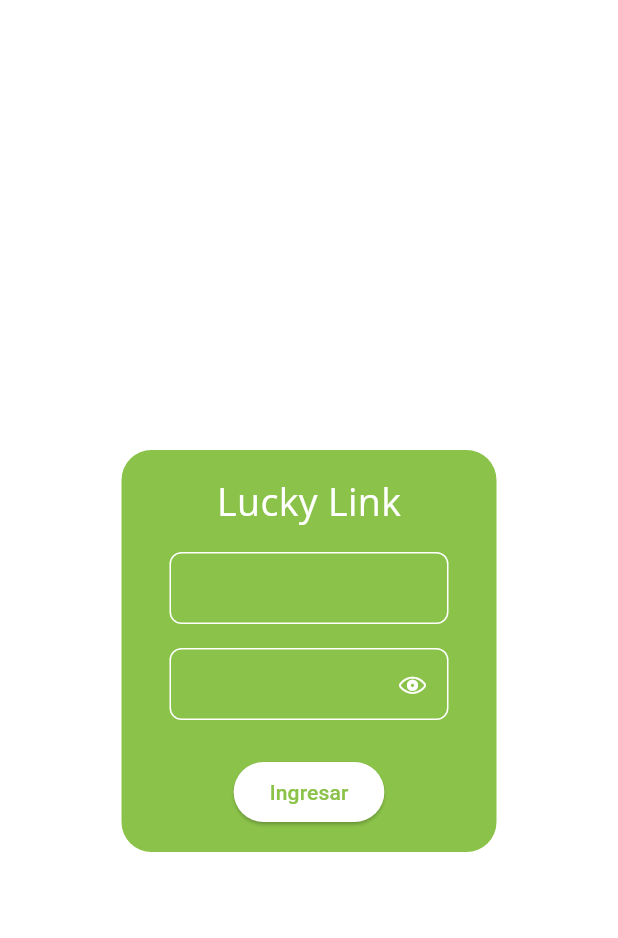
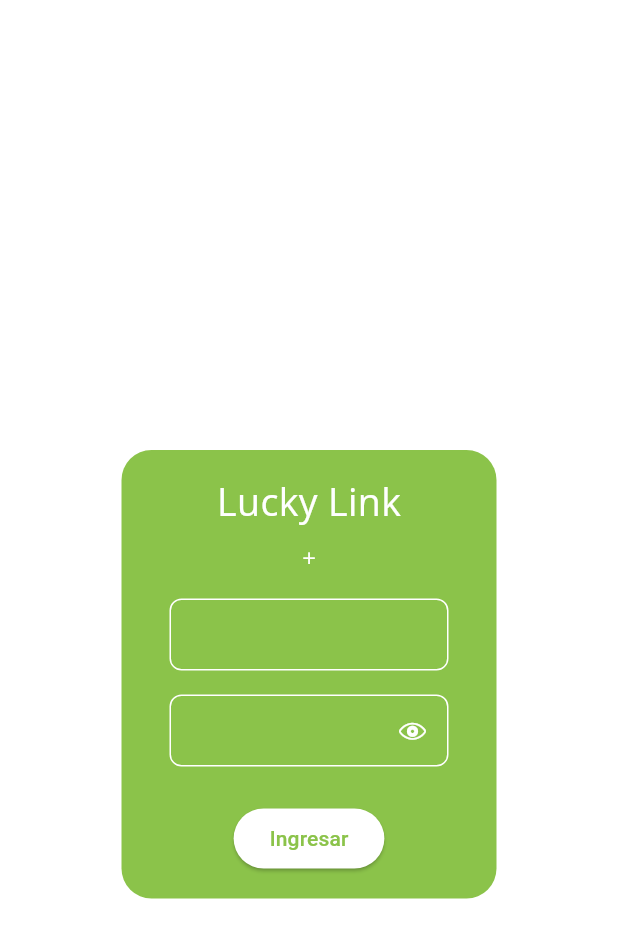
Before and after one commit to jumacDev/lucky_link, a Flutter app: the LoginScreen screen opened directly, on a phone screen of 412 x 824 dp. Shown: the top 938 px of the screen. Run offline on Flutter 3.47's test engine with Material 3 defaults, Android fonts, the light colour scheme and no system bars; our stand-ins replace animate_do, cool_alert, device_preview, dio, flutter_bloc, gap and 3 more; missing offline and left inert: custom_line_indicator_bottom_navbar; network calls fail; statements that could not run were skipped.

Commit message:
refact: corección responsive y se agrega la versión en pantalla

```diff
--- a/lib/presentation/screens/login_screen.dart
+++ b/lib/presentation/screens/login_screen.dart
@@ -12,21 +12,25 @@ class _LoginScreenState extends State<LoginScreen> {
 
   @override
   Widget build(BuildContext context) {
-    return const Scaffold(
+    final size = MediaQuery.of(context).size;
+
+    return Scaffold(
       backgroundColor: Colors.white,
       body: Responsive(
         mobile: SingleChildScrollView(
           child: Padding(
-            padding: EdgeInsets.symmetric(vertical: 300),
-              child: LoginContainer(width: 250)),
+            padding: EdgeInsets.symmetric(vertical: size.height < 500? 100 :
+            size.height < 600? 150 :
+            size.height > 800? 300 : 200),
+              child: const LoginContainer(width: 250)),
         ),
-        tablet: SingleChildScrollView(
+        tablet: const SingleChildScrollView(
           child: Padding(
             padding: EdgeInsets.symmetric(vertical: 300),
             child: LoginContainer(width: 450),
           ),
         ),
-        desktop: SingleChildScrollView(
+        desktop: const SingleChildScrollView(
           child: Padding(
             padding: EdgeInsets.symmetric(vertical: 180),
             child: LoginContainer(width: 400),
--- a/lib/presentation/widgets/login_container.dart
+++ b/lib/presentation/widgets/login_container.dart
@@ -5,6 +5,7 @@ import 'package:flutter_bloc/flutter_bloc.dart';
 import 'package:gap/gap.dart';
 import 'package:go_router/go_router.dart';
 import 'package:google_fonts/google_fonts.dart';
+import 'package:package_info_plus/package_info_plus.dart';
 
 import '/presentation/widgets/shared/cool_alert.dart';
 import '../bloc/blocs.dart';
@@ -24,6 +25,7 @@ class _LoginContainerState extends State<LoginContainer> {
   bool _obscureText = true;
   late LoginBloc _loginBloc;
   late LoteriaBloc _loteriaBloc;
+  PackageInfo _appInfo = PackageInfo(appName: '', packageName: '', version: '', buildNumber: '');
 
   _onTapOutside(pointer){
     final FocusScopeNode focus = FocusScope.of(context);
@@ -38,6 +40,12 @@ class _LoginContainerState extends State<LoginContainer> {
     _loginBloc = context.read<LoginBloc>();
     _loteriaBloc = context.read<LoteriaBloc>();
     _loteriaBloc.add(ObtenerLoteria());
+    _getInfo();
+  }
+
+
+  void _getInfo() async{
+    _appInfo = await PackageInfo.fromPlatform();
   }
 
   @override
@@ -68,6 +76,9 @@ class _LoginContainerState extends State<LoginContainer> {
                   style: GoogleFonts.openSans(
                       fontSize: 25, color: Colors.white),
                 ),
+                const Gap(8),
+                Text('${_appInfo.version}+${_appInfo.buildNumber}',style: GoogleFonts.openSans(
+                    fontSize: 16, color: Colors.white),),
                 const Gap(16),
                 TextFormField(
                   controller: _userController,
--- a/pubspec.yaml
+++ b/pubspec.yaml
@@ -3,7 +3,7 @@ description: "Lucky Link"
 
 publish_to: 'none' # Remove this line if you wish to publish to pub.dev
 
-version: 1.0.0+14
+version: 1.0.1+2
 
 environment:
   sdk: '>=3.4.1 <4.0.0'
@@ -17,6 +17,7 @@ dependencies:
   cool_alert: ^2.0.1
   cupertino_icons: ^1.0.6
   custom_line_indicator_bottom_navbar: ^0.0.8
+  device_preview: ^1.2.0
   dio: ^5.4.3
   flutter_bloc: ^8.1.5
   flutter_dotenv: ^5.1.0
```
Also changed, not shown: lib/main.dart (+19 -0 lines), lib/presentation/pages/histo_page.dart (+7 -2 lines), lib/presentation/pages/result_page.dart (+8 -1 lines), lib/presentation/pages/sale_page.dart (+17 -9 lines), pubspec.lock.
